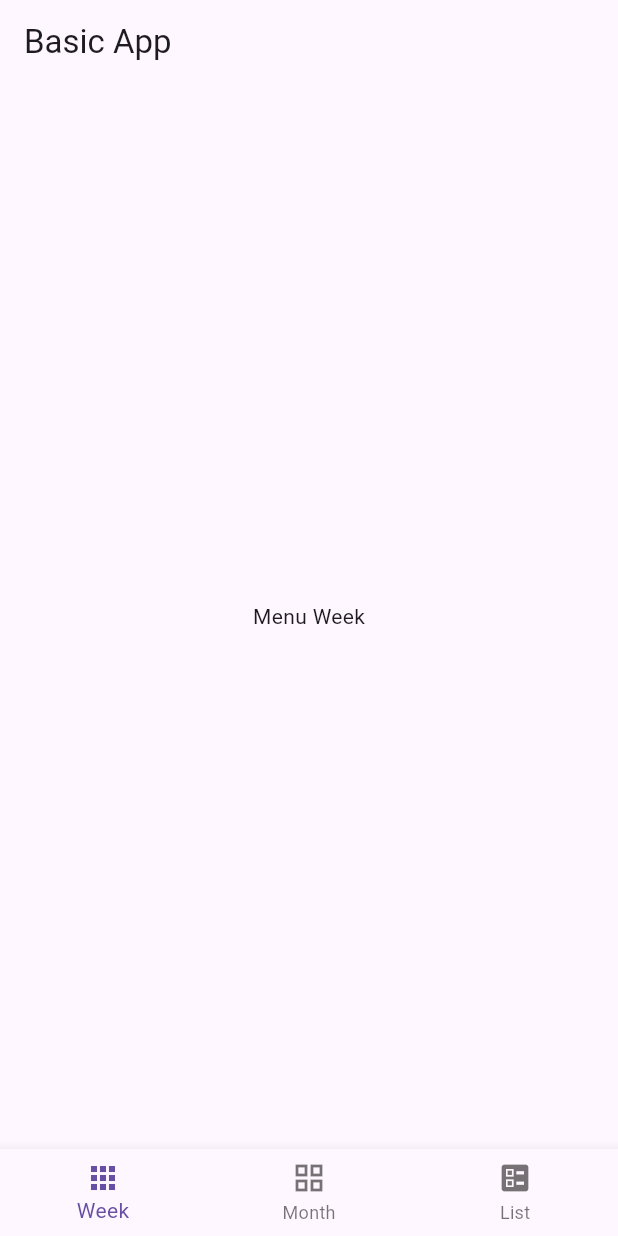
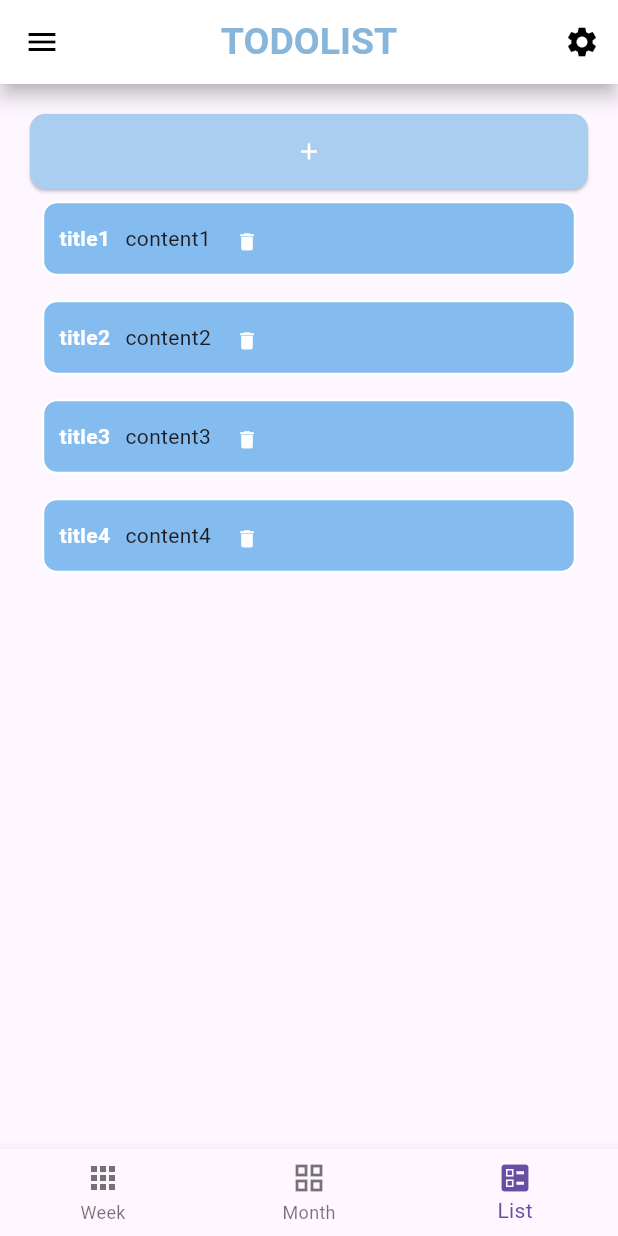
Before and after one commit to yurimn/flutter-study, a Flutter app: the screen it shows after launch, on a phone screen of 412 x 824 dp. Run offline on Flutter 3.47's test engine with Material 3 defaults, Android fonts, the light colour scheme and no system bars.

Commit message:
숙제 1번완료!!

```diff
--- a/to_do_list/lib/main.dart
+++ b/to_do_list/lib/main.dart
@@ -1,5 +1,5 @@
 import 'package:flutter/material.dart';
-import 'theme/basic/basic_app.dart';
+import 'theme/jiwon/jiwon.dart';
 
 void main() {
   runApp(const MainApp());
@@ -11,7 +11,7 @@ class MainApp extends StatelessWidget {
   @override
   Widget build(BuildContext context) {
     return const MaterialApp(
-      home: BasicApp(),
+      home: JiwonApp(),
     );
   }
 }
--- a/to_do_list/lib/theme/jiwon/jiwon.dart
+++ b/to_do_list/lib/theme/jiwon/jiwon.dart
@@ -0,0 +1,77 @@
+import 'package:flutter/material.dart';
+
+import 'list_12.dart';
+
+import 'week_12.dart';
+
+import 'month_12.dart';
+
+class JiwonApp extends StatefulWidget {
+  const JiwonApp({Key? key}) : super(key: key);
+
+  @override
+  JiwonAppState createState() => JiwonAppState();
+}
+
+class JiwonAppState extends State<JiwonApp> {
+  int _selectedIndex = 2;
+
+  @override
+  Widget build(BuildContext context) {
+    final List<Widget> widgetOptions = <Widget>[
+      MenuWeek12(),
+      MenuMonth12(),
+      const MenuList12()
+    ];
+
+    return Scaffold(
+        appBar: AppBar(
+          leading: IconButton(
+            icon: const Icon(Icons.menu, color: Color.fromARGB(255, 0, 0, 0)),
+            onPressed: () {},
+          ),
+          title: const Text('TODOLIST',
+              style: TextStyle(
+                  color: Color.fromARGB(255, 135, 182, 218),
+                  fontWeight: FontWeight.bold,
+                  fontSize: 25)),
+          actions: [
+            IconButton(
+              icon: const Icon(Icons.settings,
+                  color: Color.fromARGB(255, 0, 0, 0)),
+              onPressed: () {},
+            )
+          ],
+          centerTitle: true,
+          backgroundColor: Color.fromARGB(255, 255, 255, 255),
+          surfaceTintColor: Colors.white,
+          elevation: 5,
+          shadowColor: Colors.black,
+        ),
+        body: Center(
+          child: widgetOptions.elementAt(_selectedIndex),
+        ),
+        bottomNavigationBar: BottomNavigationBar(
+          currentIndex: _selectedIndex,
+          onTap: (int index) {
+            setState(() {
+              _selectedIndex = index;
+            });
+          },
+          items: const [
+            BottomNavigationBarItem(
+              icon: Icon(Icons.apps),
+              label: 'Week',
+            ),
+            BottomNavigationBarItem(
+              icon: Icon(Icons.grid_view),
+              label: 'Month',
+            ),
+            BottomNavigationBarItem(
+              icon: Icon(Icons.ballot),
+              label: 'List',
+            ),
+          ],
+        ));
+  }
+}
--- /dev/null
+++ b/to_do_list/lib/theme/jiwon/list_12.dart
@@ -0,0 +1,98 @@
+import 'package:flutter/material.dart';
+import 'package:to_do_list/theme/basic/basic_app.dart';
+import 'util.dart';
+
+class MenuList12 extends StatefulWidget {
+  const MenuList12({Key? key}) : super(key: key);
+
+  @override
+  MenuListState createState() => MenuListState();
+}
+
+List listComponent = [
+  menuComponent("title1", "content1"),
+  menuComponent("title2", "content2"),
+  menuComponent("title3", "content3"),
+  menuComponent("title4", "content4"),
+];
+
+class MenuListState extends State<MenuList12> {
+  @override
+  Widget build(BuildContext context) {
+    Widget addButton() {
+      return SizedBox(
+          width: MediaQuery.of(context).size.width,
+          height: 50,
+          child: ElevatedButton(
+            onPressed: () {
+              setState(() {
+                showDialog(
+                    context: context,
+                    builder: (BuildContext context) {
+                      return addToDoDialog(context,
+                          (String title, String content) {
+                        setState(() {
+                          listComponent.add(menuComponent(title, content));
+                        });
+                      });
+                    });
+              });
+            },
+            style: ElevatedButton.styleFrom(
+              backgroundColor: Color.fromARGB(255, 170, 206, 240),
+              shape: const RoundedRectangleBorder(
+                  borderRadius: BorderRadius.all(Radius.circular(10))),
+            ),
+            child: const Icon(Icons.add,
+                color: Color.fromARGB(255, 255, 255, 255)),
+          ));
+    }
+
+    return Padding(
+        padding: const EdgeInsets.all(20.0),
+        child: Column(
+          mainAxisAlignment: MainAxisAlignment.start,
+          crossAxisAlignment: CrossAxisAlignment.center,
+          children: [
+            addButton(),
+            ...listComponent,
+          ],
+        ));
+  }
+}
+
+Widget menuComponent(
+  String title,
+  String content,
+) {
+  return Padding(
+      padding: const EdgeInsets.all(8.0),
+      child: Container(
+          height: 50,
+          padding: const EdgeInsets.all(10),
+          decoration: BoxDecoration(
+            color: Color.fromARGB(255, 133, 188, 239),
+            border: Border.all(
+                color: Color.fromARGB(255, 255, 255, 255), width: 1.5),
+            borderRadius: const BorderRadius.all(Radius.circular(10)),
+          ),
+          child: Row(children: [
+            SizedBox(
+              child: Row(
+                children: [
+                  Text(title,
+                      style: const TextStyle(
+                          fontWeight: FontWeight.bold,
+                          color: Color.fromARGB(255, 255, 255, 255))),
+                  const SizedBox(width: 10),
+                  Text(content),
+                ],
+              ),
+            ),
+            IconButton(
+              icon: const Icon(Icons.delete,
+                  color: Color.fromARGB(255, 254, 254, 255), size: 15),
+              onPressed: () {},
+            )
+          ])));
+}
--- /dev/null
+++ b/to_do_list/lib/theme/jiwon/month_12.dart
@@ -0,0 +1,5 @@
+import 'package:flutter/material.dart';
+
+Widget MenuMonth12() {
+  return const Text("Month");
+}
--- /dev/null
+++ b/to_do_list/lib/theme/jiwon/util.dart
@@ -0,0 +1,41 @@
+import "package:flutter/material.dart";
+
+Widget addToDoDialog(BuildContext context, Function add) {
+  TextEditingController titleController = TextEditingController();
+  TextEditingController contentController = TextEditingController();
+  return AlertDialog(
+    title: const Text("Add ToDo"),
+    content: Column(
+      mainAxisSize: MainAxisSize.min,
+      children: [
+        TextField(
+          controller: titleController,
+          decoration: const InputDecoration(
+            labelText: "Title",
+          ),
+        ),
+        TextField(
+          controller: contentController,
+          decoration: const InputDecoration(
+            labelText: "Content",
+          ),
+        ),
+      ],
+    ),
+    actions: [
+      TextButton(
+        onPressed: () {
+          add(titleController.text, contentController.text);
+          Navigator.pop(context);
+        },
+        child: const Text("Add"),
+      ),
+      TextButton(
+        onPressed: () {
+          Navigator.pop(context);
+        },
+        child: const Text("Cancel"),
+      ),
+    ],
+  );
+}
--- /dev/null
+++ b/to_do_list/lib/theme/jiwon/week_12.dart
@@ -0,0 +1,5 @@
+import 'package:flutter/material.dart';
+
+Widget MenuWeek12() {
+  return const Text("Week");
+}
```
